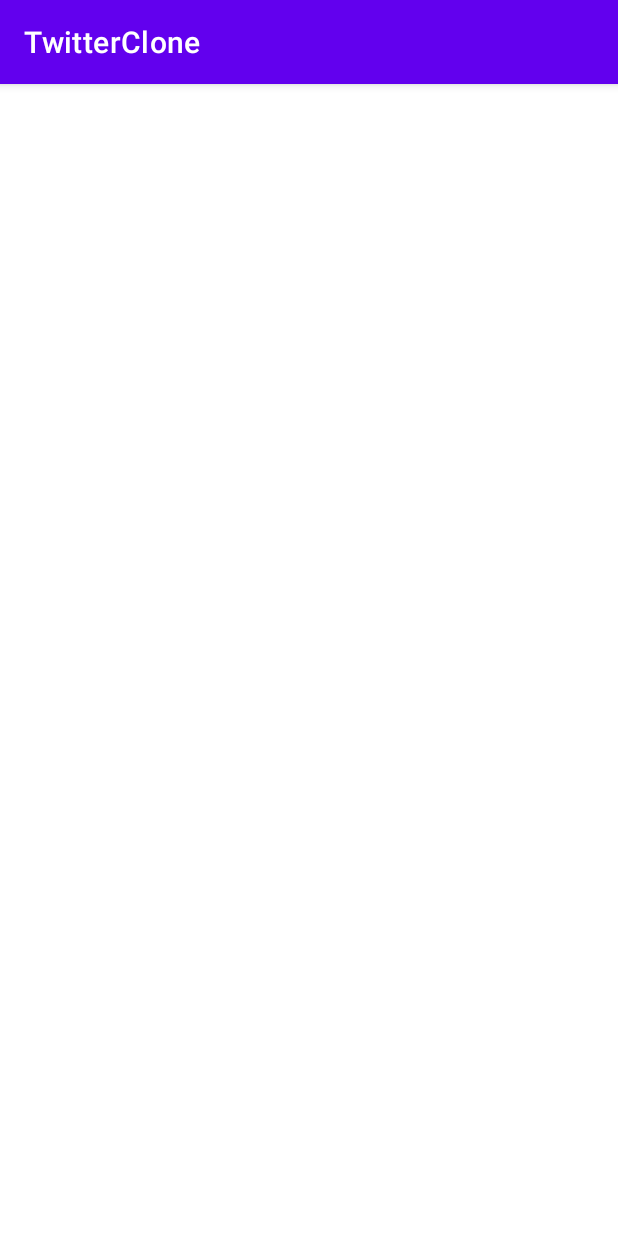
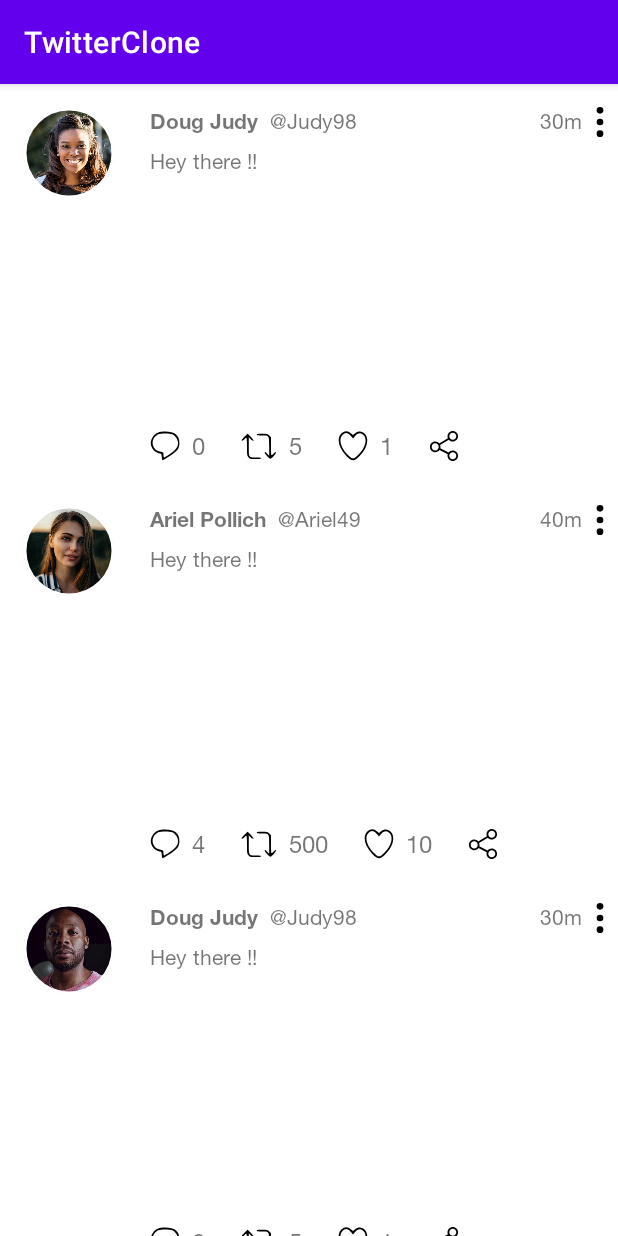
Before and after one commit to Osaigbovo/TwitterClone, an Android app: the screen it shows after launch (MainActivity), on a phone screen of 412 x 824 dp. Run offline under Robolectric (Android 15) with nearby library versions, the phone set to English and light mode, and no system bars; our stand-ins replace Dagger/Hilt's generated code, Timber; libraries missing offline, so code that uses them is left out: androidx.viewbinding.

Commit message:
Pass Tweet from Home to Detail UI

```diff
--- a/app/build.gradle
+++ b/app/build.gradle
@@ -22,6 +22,9 @@ android {
     }
 
     buildTypes {
+        debug{
+
+        }
         release {
             minifyEnabled false
             proguardFiles getDefaultProguardFile('proguard-android-optimize.txt'), 'proguard-rules.pro'
--- a/app/src/main/java/com/osaigbovo/twitterclone/TwitterApp.kt
+++ b/app/src/main/java/com/osaigbovo/twitterclone/TwitterApp.kt
@@ -10,7 +10,9 @@ class TwitterApp : Application() {
 
     override fun onCreate() {
         super.onCreate()
-        if (BuildConfig.DEBUG) Timber.plant(Timber.DebugTree())
-        Timber.d("Creating our Application")
+        if (BuildConfig.DEBUG) {
+            Timber.plant(Timber.DebugTree())
+            Timber.d("Creating our Application")
+        }
     }
 }
--- a/app/src/main/java/com/osaigbovo/twitterclone/data/model/Tweet.kt
+++ b/app/src/main/java/com/osaigbovo/twitterclone/data/model/Tweet.kt
@@ -5,13 +5,15 @@ import kotlinx.parcelize.Parcelize
 
 @Parcelize
 data class Tweet(
+    val id: Int?,
     val name: String?,
     val handle: String?,
     val minutes: String?,
     val content: String?,
     val prof: Int?,
+    val tweet_image: String?,
     val conImg: String?,
     val comment: Int?,
-    val rt: String?,
+    val rt: Int?,
     val like: Int?
 ) : Parcelable
--- a/app/src/main/java/com/osaigbovo/twitterclone/data/repository/TweetRepositoryImpl.kt
+++ b/app/src/main/java/com/osaigbovo/twitterclone/data/repository/TweetRepositoryImpl.kt
@@ -1,12 +1,33 @@
 package com.osaigbovo.twitterclone.data.repository
 
 import com.osaigbovo.twitterclone.data.result.Result
+import com.osaigbovo.twitterclone.utils.generateTweets
+import kotlinx.coroutines.delay
 import kotlinx.coroutines.flow.Flow
+import kotlinx.coroutines.flow.catch
+import kotlinx.coroutines.flow.flow
+import kotlinx.coroutines.flow.retryWhen
+import java.io.IOException
 import javax.inject.Inject
 
 class TweetRepositoryImpl @Inject constructor() : TweetRepository {
 
     override suspend fun getTweets(): Flow<Result<*>> {
-        TODO("Not yet implemented")
+        return flow {
+            emit(Result.Loading)
+
+            delay(1500) // simulate network calls
+
+            emit(Result.Success(generateTweets()))
+        }.catch {
+            emit(Result.Error(Exception("An Error Occurred...")))
+        }.retryWhen { cause, attempt ->
+            if (cause is IOException || attempt < 3) {
+                delay(2000)
+                true
+            } else {
+                false
+            }
+        }
     }
 }
--- /dev/null
+++ b/app/src/main/java/com/osaigbovo/twitterclone/ui/home/HomeAdapter.kt
@@ -0,0 +1,75 @@
+package com.osaigbovo.twitterclone.ui.home
+
+import android.view.LayoutInflater
+import android.view.ViewGroup
+import androidx.core.content.ContextCompat
+import androidx.recyclerview.widget.AsyncListDiffer
+import androidx.recyclerview.widget.DiffUtil
+import androidx.recyclerview.widget.RecyclerView
+import com.osaigbovo.twitterclone.data.model.Tweet
+import com.osaigbovo.twitterclone.databinding.ItemTweetBinding
+import java.util.*
+import kotlin.collections.ArrayList
+
+class HomeAdapter(
+    tweets: List<Tweet>?
+) : RecyclerView.Adapter<HomeAdapter.TweetsViewHolder>() {
+
+    var mTweetsDiffer: AsyncListDiffer<Tweet> = AsyncListDiffer(this, TWEETS_DIFF_CALLBACK)
+    var mTweetsDifferFiltered: AsyncListDiffer<Tweet> = AsyncListDiffer(this, TWEETS_DIFF_CALLBACK)
+
+    var onItemClickListener: ((Tweet) -> Unit)? = null
+
+    init {
+        mTweetsDifferFiltered.submitList(tweets)
+        mTweetsDiffer.submitList(tweets)
+    }
+
+    override fun onCreateViewHolder(parent: ViewGroup, viewType: Int): TweetsViewHolder {
+        return TweetsViewHolder(
+            ItemTweetBinding.inflate(LayoutInflater.from(parent.context), parent, false)
+        )
+    }
+
+    override fun onBindViewHolder(tweetsViewHolder: TweetsViewHolder, position: Int) {
+        val tweet: Tweet = mTweetsDifferFiltered.currentList.get(position)
+        tweetsViewHolder.bind(tweet, onItemClickListener)
+    }
+
+    override fun getItemCount(): Int =
+        when {
+            mTweetsDifferFiltered.currentList.isEmpty() -> 0
+            else -> mTweetsDifferFiltered.currentList.size
+        }
+
+    inner class TweetsViewHolder(
+        private var itemTweetBinding: ItemTweetBinding
+    ) : RecyclerView.ViewHolder(itemTweetBinding.root) {
+
+        fun bind(tweet: Tweet, onItemClickListener: ((Tweet) -> Unit)?) =
+            with(itemView) {
+                tweet.prof?.let { itemTweetBinding.imageProfile.setImageResource(it) }
+                itemTweetBinding.textHandle.text = tweet.handle
+                itemTweetBinding.textName.text = tweet.name
+                itemTweetBinding.textTweet.text = tweet.content
+                itemTweetBinding.textTime.text = tweet.minutes
+                itemTweetBinding.textCommentCount.text = tweet.comment.toString()
+                itemTweetBinding.textRetweetCount.text = tweet.rt.toString()
+                itemTweetBinding.textLikeCount.text = tweet.like.toString()
+
+                setOnClickListener { onItemClickListener?.invoke(tweet) }
+            }
+    }
+
+    companion object {
+        var TWEETS_DIFF_CALLBACK = object : DiffUtil.ItemCallback<Tweet>() {
+            override fun areItemsTheSame(oldItem: Tweet, newItem: Tweet): Boolean {
+                return oldItem.id == newItem.id
+            }
+
+            override fun areContentsTheSame(oldItem: Tweet, newItem: Tweet): Boolean {
+                return oldItem == newItem
+            }
+        }
+    }
+}
--- a/app/src/main/java/com/osaigbovo/twitterclone/ui/home/HomeFragment.kt
+++ b/app/src/main/java/com/osaigbovo/twitterclone/ui/home/HomeFragment.kt
@@ -1,28 +1,85 @@
 package com.osaigbovo.twitterclone.ui.home
 
 import android.os.Bundle
+import android.util.Log
 import android.view.View
 import androidx.fragment.app.Fragment
 import androidx.fragment.app.viewModels
+import androidx.lifecycle.lifecycleScope
+import androidx.navigation.fragment.findNavController
 import com.osaigbovo.twitterclone.R
 import com.osaigbovo.twitterclone.databinding.FragmentHomeBinding
 import dagger.hilt.android.AndroidEntryPoint
+import kotlinx.coroutines.flow.collect
+import timber.log.Timber
 
 @AndroidEntryPoint
 class HomeFragment : Fragment(R.layout.fragment_home) {
 
     private val homeViewModel: HomeViewModel by viewModels({ requireActivity() })
-
     private var fragmentHomeBinding: FragmentHomeBinding? = null
+    private lateinit var homeAdapter: HomeAdapter
 
     override fun onViewCreated(view: View, savedInstanceState: Bundle?) {
         super.onViewCreated(view, savedInstanceState)
         val binding = FragmentHomeBinding.bind(view)
         fragmentHomeBinding = binding
+
+        fragmentHomeBinding!!.swipeRefreshLayout.setOnRefreshListener {
+            homeViewModel.getTweet()
+        }
+    }
+
+    override fun onResume() {
+        super.onResume()
+        displayTweets()
     }
 
     override fun onDestroyView() {
         fragmentHomeBinding = null
         super.onDestroyView()
     }
+
+    private fun displayTweets() {
+        viewLifecycleOwner.lifecycleScope.launchWhenResumed {
+            homeViewModel.tweetsState.collect {
+                when {
+                    it.isLoading -> {
+                        bindLoading(it.isLoading)
+                        displayError(it.error, false)
+                    }
+                    it.tweets?.isNotEmpty() == true -> {
+                        bindLoading(it.isLoading)
+                        displayError(it.error, false)
+                        homeAdapter = HomeAdapter(it.tweets)
+                        fragmentHomeBinding!!.recyclerView.adapter = homeAdapter
+
+                        homeAdapter.onItemClickListener = { tweet ->
+                            // Navigate to Tweet Details.
+                            findNavController().navigate(
+                                HomeFragmentDirections.actionHomeFragmentToDetailFragment(
+                                    tweet
+                                )
+                            )
+                        }
+                    }
+                    it.error != null -> {
+                        bindLoading(it.isLoading)
+                        displayError(it.error, true)
+                    }
+                }
+            }
+        }
+    }
+
+    private fun bindLoading(isLoading: Boolean) {
+        fragmentHomeBinding!!.swipeRefreshLayout.isRefreshing = isLoading
+    }
+
+    private fun displayError(errorText: String?, visible: Boolean) {
+        fragmentHomeBinding!!.textError.apply {
+            text = errorText
+            visibility = if (visible) View.VISIBLE else View.GONE
+        }
+    }
 }
--- a/app/src/main/java/com/osaigbovo/twitterclone/ui/home/HomeViewModel.kt
+++ b/app/src/main/java/com/osaigbovo/twitterclone/ui/home/HomeViewModel.kt
@@ -2,8 +2,15 @@ package com.osaigbovo.twitterclone.ui.home
 
 import androidx.lifecycle.SavedStateHandle
 import androidx.lifecycle.ViewModel
+import androidx.lifecycle.viewModelScope
+import com.osaigbovo.twitterclone.data.model.Tweet
+import com.osaigbovo.twitterclone.data.result.Result
 import com.osaigbovo.twitterclone.domain.LatestTweetUseCase
 import dagger.hilt.android.lifecycle.HiltViewModel
+import kotlinx.coroutines.flow.MutableStateFlow
+import kotlinx.coroutines.flow.asStateFlow
+import kotlinx.coroutines.flow.collect
+import kotlinx.coroutines.launch
 import javax.inject.Inject
 
 @HiltViewModel
@@ -12,7 +19,37 @@ class HomeViewModel @Inject constructor(
     val savedStateHandle: SavedStateHandle
 ) : ViewModel() {
 
+    private val _tweetsState = MutableStateFlow(TweetsViewState(isLoading = true))
+    val tweetsState = _tweetsState.asStateFlow()
+
     init {
+        getTweet()
+    }
 
+    fun getTweet() {
+        viewModelScope.launch {
+            latestTweetUseCase(Unit).collect {
+                when(it){
+                    is Result.Loading -> {
+                        _tweetsState.value =
+                            TweetsViewState(true, null, null)
+                    }
+                    is Result.Success -> {
+                        _tweetsState.value =
+                            TweetsViewState(false, null, it.data as List<Tweet>?)
+                    }
+                    is Result.Error -> {
+                        _tweetsState.value =
+                            TweetsViewState(false, it.exception.message, null)
+                    }
+                }
+            }
+        }
     }
 }
+
+data class TweetsViewState(
+    var isLoading: Boolean,
+    val error: String? = null,
+    val tweets: List<Tweet>? = null
+)
--- /dev/null
+++ b/app/src/main/java/com/osaigbovo/twitterclone/utils/TweetUtil.kt
@@ -0,0 +1,106 @@
+package com.osaigbovo.twitterclone.utils
+
+import com.osaigbovo.twitterclone.R
+import com.osaigbovo.twitterclone.data.model.Tweet
+
+fun generateTweets(): List<Tweet> {
+    val tweets = arrayListOf<Tweet>()
+
+    tweets.add(
+        Tweet(
+            1,
+            "Doug Judy",
+            "@Judy98",
+            "30m",
+            "Hey there !!",
+            R.drawable.profile_1,
+            "",
+            "#61045F",
+            0,
+            5,
+            1
+        )
+    )
+
+    tweets.add(
+        Tweet(
+            2,
+            "Ariel Pollich",
+            "@Ariel49",
+            "40m",
+            "Hey there !!",
+            R.drawable.profile_2,
+            "",
+            "#333B2E",
+            4,
+            500,
+            10
+        )
+    )
+
+    tweets.add(
+        Tweet(
+            3,
+            "Doug Judy",
+            "@Judy98",
+            "30m",
+            "Hey there !!",
+            R.drawable.profile_3,
+            "",
+            "#61045F",
+            0,
+            5,
+            1
+        ),
+    )
+
+    tweets.add(
+        Tweet(
+            4,
+            "Sasha Ho",
+            "@Makenna38",
+            "50m",
+            "Hey there !!",
+            R.drawable.profile_4,
+            "",
+            "#44322E",
+            1,
+            8,
+            25
+        )
+    )
+
+    tweets.add(
+        Tweet(
+            5,
+            "Zia Burkett",
+            "@Burketto",
+            "1h",
+            "Hey there !!",
+            R.drawable.profile_5,
+            "",
+            "#3689F3",
+            5,
+            1,
+            5
+        )
+    )
+
+    tweets.add(
+        Tweet(
+            6,
+            "Doug Judy",
+            "@Judy98",
+            "30m",
+            "Hey there !!",
+            R.drawable.profile_6,
+            "",
+            "#61045F",
+            0,
+            5,
+            1
+        )
+    )
+
+    return tweets
+}
--- a/app/src/main/res/layout/fragment_home.xml
+++ b/app/src/main/res/layout/fragment_home.xml
@@ -57,6 +57,18 @@
                 app:layout_constraintTop_toTopOf="parent"
                 tools:visibility="visible" />
 
+            <ProgressBar
+                android:id="@+id/progress_tweet"
+                style="?android:attr/progressBarStyle"
+                android:layout_width="0dp"
+                android:layout_height="wrap_content"
+                android:visibility="visible"
+                app:layout_constraintBottom_toBottomOf="parent"
+                app:layout_constraintEnd_toEndOf="parent"
+                app:layout_constraintHorizontal_bias="1.0"
+                app:layout_constraintStart_toStartOf="parent"
+                app:layout_constraintTop_toTopOf="parent" />
+
         </androidx.constraintlayout.widget.ConstraintLayout>
 
     </androidx.swiperefreshlayout.widget.SwipeRefreshLayout>
--- a/app/src/main/res/layout/item_tweet.xml
+++ b/app/src/main/res/layout/item_tweet.xml
@@ -4,6 +4,7 @@
     xmlns:tools="http://schemas.android.com/tools"
     android:layout_width="match_parent"
     android:layout_height="wrap_content"
+    android:background="?android:attr/selectableItemBackground"
     android:paddingBottom="12dp">
 
     <com.osaigbovo.twitterclone.widget.ProfileImageView
--- a/app/src/main/res/navigation/nav_main.xml
+++ b/app/src/main/res/navigation/nav_main.xml
@@ -22,6 +22,14 @@
         android:id="@+id/detailFragment"
         android:name="com.osaigbovo.twitterclone.ui.detail.DetailFragment"
         android:label="Tweet"
-        tools:layout="@layout/fragment_detail" />
+        tools:layout="@layout/fragment_detail" >
+
+        <argument
+            android:name="tweet"
+            app:argType="com.osaigbovo.twitterclone.data.model.Tweet"
+            app:nullable="true"
+            android:defaultValue="@null" />
+
+    </fragment>
 
 </navigation>
--- a/app/src/main/res/values/themes.xml
+++ b/app/src/main/res/values/themes.xml
@@ -1,16 +1,18 @@
 <resources xmlns:tools="http://schemas.android.com/tools">
+
     <!-- Base application theme. -->
     <style name="Theme.TwitterClone" parent="Theme.MaterialComponents.DayNight.DarkActionBar">
         <!-- Primary brand color. -->
         <item name="colorPrimary">@color/purple_500</item>
         <item name="colorPrimaryVariant">@color/purple_700</item>
-        <item name="colorOnPrimary">@color/white</item>
+        <item name="colorOnPrimary">@color/black</item>
         <!-- Secondary brand color. -->
-        <item name="colorSecondary">@color/teal_200</item>
+        <!--<item name="colorSecondary">@color/teal_200</item>
         <item name="colorSecondaryVariant">@color/teal_700</item>
-        <item name="colorOnSecondary">@color/black</item>
+        <item name="colorOnSecondary">@color/black</item>-->
         <!-- Status bar color. -->
         <item name="android:statusBarColor" tools:targetApi="l">?attr/colorPrimaryVariant</item>
         <!-- Customize your theme here. -->
     </style>
+
 </resources>
```
Also changed, not shown: app/src/main/res/drawable/profile_1.jpg (added), app/src/main/res/drawable/profile_2.jpg (added), app/src/main/res/drawable/profile_3.jpg (added), app/src/main/res/drawable/profile_4.jpg (added), app/src/main/res/drawable/profile_5.jpg (added), app/src/main/res/drawable/profile_6.jpg (added).
